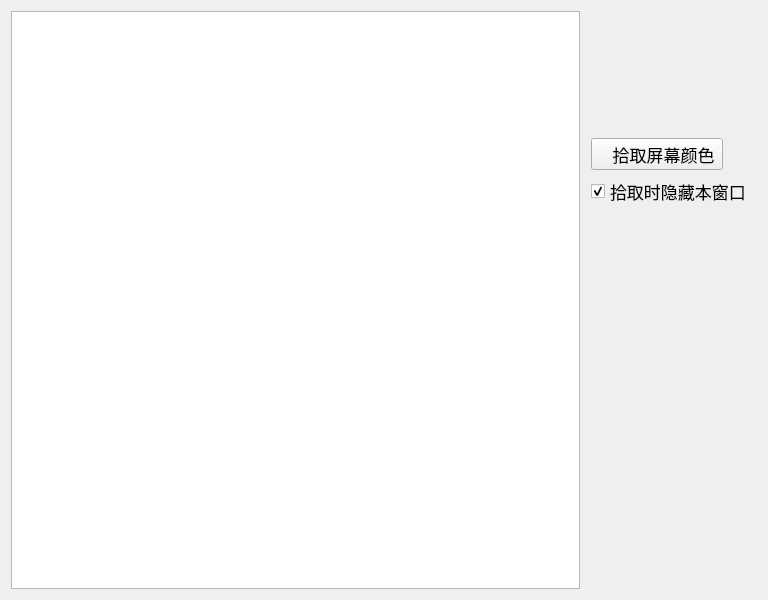
handy-sun/qitools, file src/color/colorconvert.ui: the form before one commit.
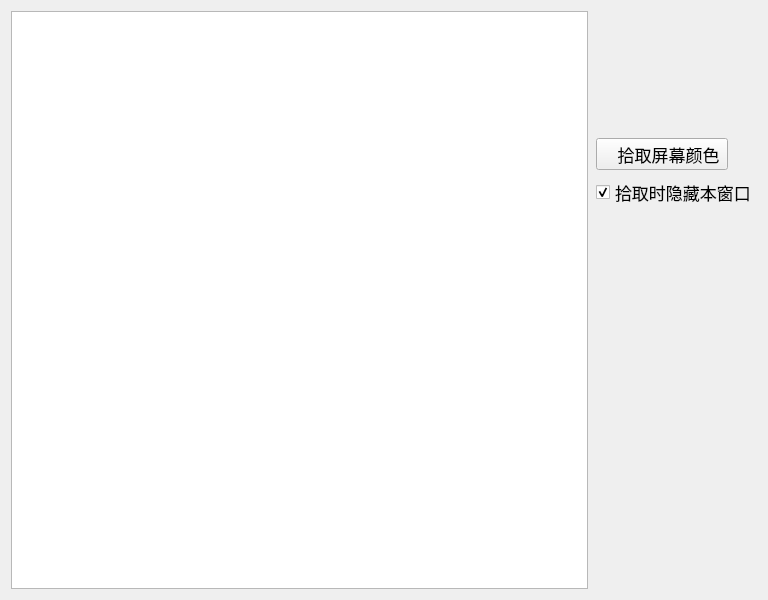
The form after the commit. Icons and pictures are not drawn.

```diff
--- a/src/color/colorconvert.ui
+++ b/src/color/colorconvert.ui
@@ -19,11 +19,14 @@
    </item>
    <item row="0" column="1">
     <layout class="QVBoxLayout" name="verticalLayout" stretch="3,1,1,9">
+     <property name="spacing">
+      <number>7</number>
+     </property>
      <property name="leftMargin">
-      <number>5</number>
+      <number>2</number>
      </property>
      <property name="rightMargin">
-      <number>5</number>
+      <number>0</number>
      </property>
      <item>
       <spacer name="verticalSpacer_2">
```
